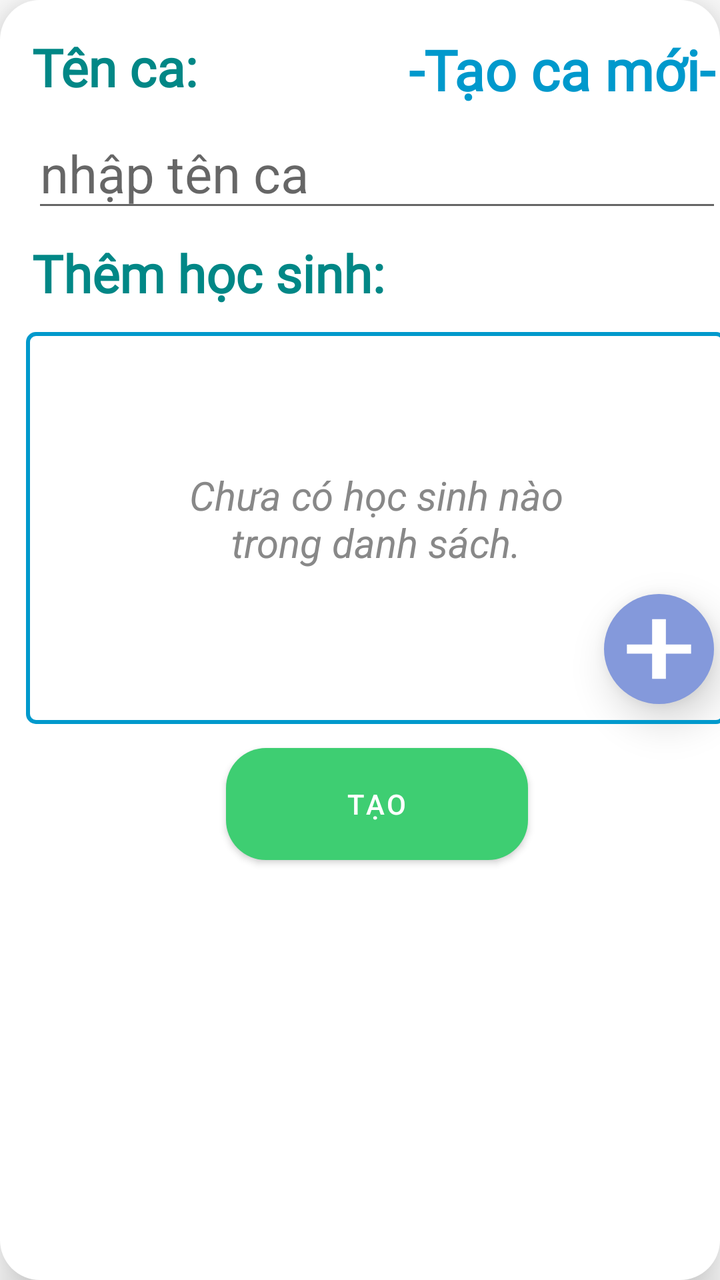
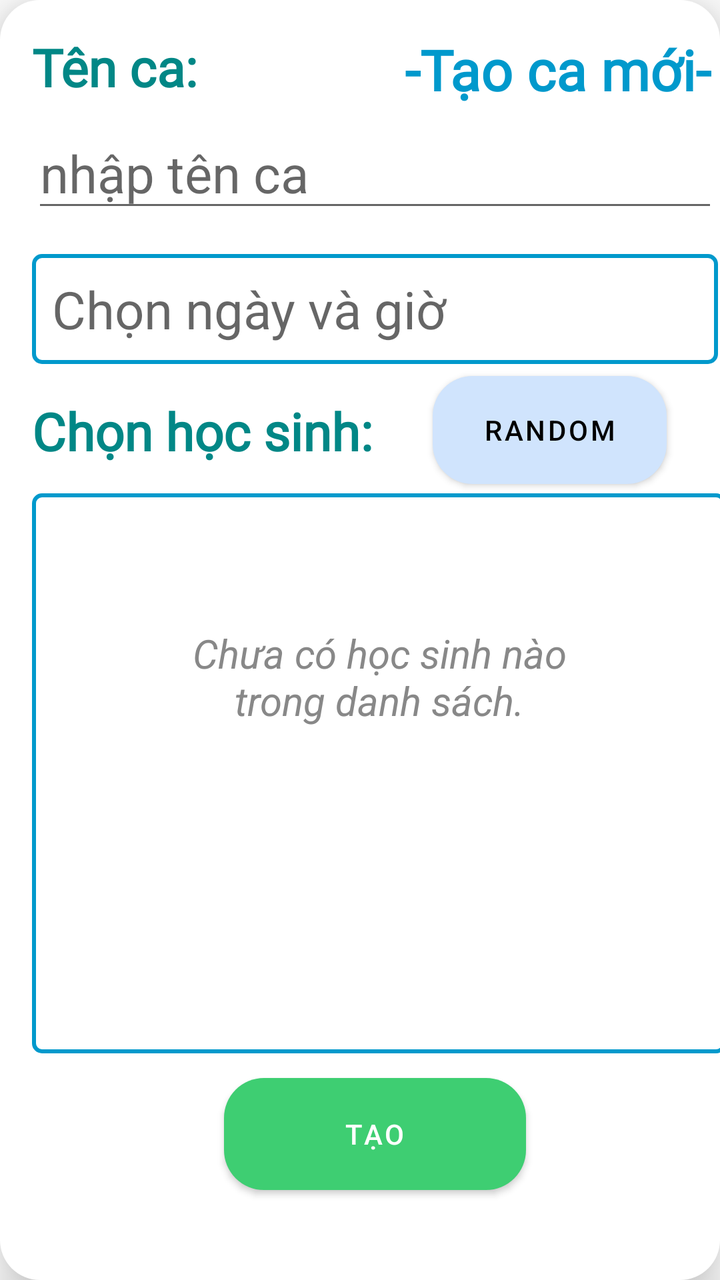

Before-and-after screenshots of an Android layout around one commit, followed by the original layout XML and the change that was made.
<!-- AndroidManifest.xml: application theme Theme.SmartQuiz -->
<!-- res/layout/dialog_teacher_assessment_session.xml -->
<?xml version="1.0" encoding="utf-8"?>
<androidx.constraintlayout.widget.ConstraintLayout xmlns:android="http://schemas.android.com/apk/res/android"
    xmlns:app="http://schemas.android.com/apk/res-auto"
    xmlns:tools="http://schemas.android.com/tools"
    android:id="@+id/main"
    android:layout_width="wrap_content"
    android:layout_height="wrap_content"
    android:background="@drawable/white_box"
    android:elevation="8dp"
    android:translationZ="6dp">

    <androidx.constraintlayout.widget.ConstraintLayout
        android:id="@+id/constraintLayout4"
        android:layout_width="377dp"
        android:layout_height="442dp"
        app:layout_constraintBottom_toBottomOf="parent"
        app:layout_constraintEnd_toEndOf="parent"
        app:layout_constraintHorizontal_bias="0.0"
        app:layout_constraintStart_toStartOf="parent"
        app:layout_constraintTop_toTopOf="parent"
        app:layout_constraintVertical_bias="0.0">

        <TextView
            android:id="@+id/textView13"
            android:layout_width="wrap_content"
            android:layout_height="wrap_content"
            android:layout_marginTop="16dp"
            android:fontFamily="@font/be_vietnam_pro_light_italic"
            android:text="-Tạo ca mới-"
            android:textColor="@android:color/holo_blue_dark"
            android:textSize="28sp"
            android:textStyle="bold"
            app:layout_constraintEnd_toEndOf="parent"
            app:layout_constraintHorizontal_bias="0.913"
            app:layout_constraintStart_toStartOf="parent"
            app:layout_constraintTop_toTopOf="parent" />

        <TextView
            android:id="@+id/textView14"
            android:layout_width="wrap_content"
            android:layout_height="wrap_content"
            android:layout_marginStart="16dp"
            android:layout_marginTop="16dp"
            android:fontFamily="@font/be_vietnam_pro_light_italic"
            android:text="Tên ca:"
            android:textColor="@color/teal_700"
            android:textSize="26sp"
            android:textStyle="bold"
            app:layout_constraintStart_toStartOf="parent"
            app:layout_constraintTop_toTopOf="parent" />

        <EditText
            android:id="@+id/classNameText"
            android:layout_width="0dp"
            android:layout_height="wrap_content"
            android:layout_marginStart="16dp"
            android:layout_marginTop="8dp"
            android:layout_marginEnd="16dp"
            android:ems="10"
            android:hint="nhập tên ca"
            android:inputType="text"
            android:textSize="26sp"
            app:layout_constraintEnd_toEndOf="parent"
            app:layout_constraintStart_toStartOf="parent"
            app:layout_constraintTop_toBottomOf="@+id/textView14" />

        <TextView
            android:id="@+id/textView15"
            android:layout_width="wrap_content"
            android:layout_height="wrap_content"
            android:layout_marginStart="16dp"
            android:layout_marginTop="8dp"
            android:fontFamily="@font/be_vietnam_pro_light_italic"
            android:text="Thêm học sinh:"
            android:textColor="@color/teal_700"
            android:textSize="26sp"
            android:textStyle="bold"
            app:layout_constraintStart_toStartOf="parent"
            app:layout_constraintTop_toBottomOf="@+id/classNameText" />

        <TextView
            android:id="@+id/emptyStateTextView"
            android:layout_width="200sp"
            android:layout_height="wrap_content"
            android:layout_marginStart="16dp"
            android:layout_marginTop="80dp"
            android:layout_marginEnd="16dp"
            android:layout_marginBottom="16dp"
            android:gravity="center"
            android:text="Chưa có học sinh nào trong danh sách."
            android:textColor="#888888"
            android:textSize="20sp"
            android:textStyle="italic"
            app:layout_constraintBottom_toBottomOf="@+id/scrollView4"
            app:layout_constraintEnd_toEndOf="@+id/scrollView4"
            app:layout_constraintStart_toStartOf="@+id/scrollView4"
            app:layout_constraintTop_toBottomOf="@+id/textView15"
            app:layout_constraintVertical_bias="0.0"
            tools:visibility="visible" />

        <ScrollView
            android:id="@+id/scrollView4"
            android:layout_width="350dp"
            android:layout_height="196dp"
            android:layout_marginStart="16dp"
            android:layout_marginTop="12dp"
            android:layout_marginEnd="16dp"
            android:layout_marginBottom="60dp"
            android:background="@drawable/border"
            android:elevation="6dp"
            android:translationZ="6dp"
            app:layout_constraintBottom_toBottomOf="parent"
            app:layout_constraintEnd_toEndOf="parent"
            app:layout_constraintHorizontal_bias="0.6"
            app:layout_constraintStart_toStartOf="parent"
            app:layout_constraintTop_toBottomOf="@+id/textView15"
            app:layout_constraintVertical_bias="0.0">

            <LinearLayout
                android:id="@+id/exam_list"
                android:layout_width="match_parent"
                android:layout_height="wrap_content"
                android:orientation="vertical" />
        </ScrollView>

        <ImageButton
            android:id="@+id/add_btnStudent"
            android:layout_width="55dp"
            android:layout_height="55dp"
            android:layout_marginEnd="20sp"
            android:layout_marginBottom="10sp"
            android:background="@drawable/circle"
            android:contentDescription="Add New Item"
            android:elevation="6dp"
            android:scaleType="fitCenter"
            android:src="@drawable/baseline_add_24"
            android:translationZ="6dp"
            app:layout_constraintBottom_toBottomOf="@+id/scrollView4"
            app:layout_constraintEnd_toEndOf="parent" />

        <Button
            android:id="@+id/submit_create_ExamBtn"
            android:layout_width="151dp"
            android:layout_height="56dp"
            android:background="@drawable/green_box"
            android:text="Tạo"
            app:backgroundTint="@null"
            app:layout_constraintBottom_toBottomOf="parent"
            app:layout_constraintEnd_toEndOf="parent"
            app:layout_constraintStart_toStartOf="parent"
            app:layout_constraintTop_toBottomOf="@+id/scrollView4" />

    </androidx.constraintlayout.widget.ConstraintLayout>

</androidx.constraintlayout.widget.ConstraintLayout>
<!-- resources referenced by this layout -->
<resources>
  <color name="teal_700">#FF018786</color>
  <!-- drawable baseline_add_24 (drawable) -->
  <vector xmlns:android="http://schemas.android.com/apk/res/android"
      android:width="24dp"
      android:height="24dp"
      android:viewportWidth="24"
      android:viewportHeight="24"
      android:tint="@android:color/white"> 
  
      
      
      <path
          android:fillColor="@android:color/white"
          android:pathData="M19,13H13.5V18.5H10.5V13H5V11H10.5V5.5H13.5V11H19V13Z"/>
  
  </vector>
  <!-- drawable border (drawable) -->
  <?xml version="1.0" encoding="utf-8"?>
  <shape xmlns:android="http://schemas.android.com/apk/res/android">
      <solid android:color="@android:color/transparent" />
      <stroke
          android:width="2dp"
          android:color="@android:color/holo_blue_dark" />
      <corners android:radius="4dp" />
  </shape>
  <!-- drawable circle (drawable) -->
  <?xml version="1.0" encoding="utf-8"?>
  <shape xmlns:android="http://schemas.android.com/apk/res/android"
      android:shape="oval">
      <solid android:color="@color/dark_blue"/>
  </shape>
  <!-- drawable green_box (drawable) -->
  <?xml version="1.0" encoding="utf-8"?>
  <shape xmlns:android="http://schemas.android.com/apk/res/android"
      android:shape="rectangle">
      <solid android:color="@color/green"/>
      <corners android:radius="20dp"/>
  </shape>
  <!-- drawable white_box (drawable) -->
  <?xml version="1.0" encoding="utf-8"?>
  <shape xmlns:android="http://schemas.android.com/apk/res/android"
      android:shape="rectangle">
      <solid android:color="@color/white"/>
      <corners android:radius="20dp"/>
  </shape>
  <style name="Theme.SmartQuiz" parent="Theme.MaterialComponents.DayNight.DarkActionBar">
          
          <item name="colorPrimary">@color/purple_500</item>
          <item name="colorPrimaryVariant">@color/purple_700</item>
          <item name="colorOnPrimary">@color/white</item>
          
          <item name="colorSecondary">@color/teal_200</item>
          <item name="colorSecondaryVariant">@color/teal_700</item>
          <item name="colorOnSecondary">@color/black</item>
          
          <item name="android:statusBarColor">?attr/colorPrimaryVariant</item>
          
      </style>
  <color name="dark_blue">#8499DB</color>
  <color name="green">#3ECE72</color>
  <color name="white">#FFFFFFFF</color>
  <color name="purple_500">#FF6200EE</color>
  <color name="purple_700">#FF3700B3</color>
  <color name="teal_200">#FF03DAC5</color>
  <color name="black">#FF000000</color>
</resources>

<!-- the commit's change to res/layout/dialog_teacher_assessment_session.xml (unified diff, before → after) -->
@@ -11,8 +11,8 @@
 
     <androidx.constraintlayout.widget.ConstraintLayout
         android:id="@+id/constraintLayout4"
-        android:layout_width="377dp"
-        android:layout_height="442dp"
+        android:layout_width="375dp"
+        android:layout_height="607dp"
         app:layout_constraintBottom_toBottomOf="parent"
         app:layout_constraintEnd_toEndOf="parent"
         app:layout_constraintHorizontal_bias="0.0"
@@ -50,7 +50,7 @@
             app:layout_constraintTop_toTopOf="parent" />
 
         <EditText
-            android:id="@+id/classNameText"
+            android:id="@+id/ExamNameText"
             android:layout_width="0dp"
             android:layout_height="wrap_content"
             android:layout_marginStart="16dp"
@@ -65,18 +65,34 @@
             app:layout_constraintTop_toBottomOf="@+id/textView14" />
 
         <TextView
+            android:id="@+id/textViewSelectDateTime"
+            android:layout_width="0dp"
+            android:layout_height="wrap_content"
+            android:layout_marginStart="16dp"
+            android:layout_marginTop="16dp"
+            android:layout_marginEnd="16dp"
+            android:background="@drawable/border"
+            android:gravity="center_vertical"
+            android:hint="Chọn ngày và giờ"
+            android:padding="10dp"
+            android:textSize="26sp"
+            app:layout_constraintEnd_toEndOf="parent"
+            app:layout_constraintStart_toStartOf="parent"
+            app:layout_constraintTop_toBottomOf="@+id/ExamNameText" />
+
+        <TextView
             android:id="@+id/textView15"
             android:layout_width="wrap_content"
             android:layout_height="wrap_content"
             android:layout_marginStart="16dp"
-            android:layout_marginTop="8dp"
+            android:layout_marginTop="16dp"
             android:fontFamily="@font/be_vietnam_pro_light_italic"
-            android:text="Thêm học sinh:"
+            android:text="Chọn học sinh:"
             android:textColor="@color/teal_700"
             android:textSize="26sp"
             android:textStyle="bold"
             app:layout_constraintStart_toStartOf="parent"
-            app:layout_constraintTop_toBottomOf="@+id/classNameText" />
+            app:layout_constraintTop_toBottomOf="@+id/textViewSelectDateTime" />
 
         <TextView
             android:id="@+id/emptyStateTextView"
@@ -100,8 +116,8 @@
 
         <ScrollView
             android:id="@+id/scrollView4"
-            android:layout_width="350dp"
-            android:layout_height="196dp"
+            android:layout_width="347dp"
+            android:layout_height="280dp"
             android:layout_marginStart="16dp"
             android:layout_marginTop="12dp"
             android:layout_marginEnd="16dp"
@@ -111,35 +127,22 @@
             android:translationZ="6dp"
             app:layout_constraintBottom_toBottomOf="parent"
             app:layout_constraintEnd_toEndOf="parent"
-            app:layout_constraintHorizontal_bias="0.6"
+            app:layout_constraintHorizontal_bias="0.0"
             app:layout_constraintStart_toStartOf="parent"
             app:layout_constraintTop_toBottomOf="@+id/textView15"
-            app:layout_constraintVertical_bias="0.0">
+            app:layout_constraintVertical_bias="0.076">
 
             <LinearLayout
-                android:id="@+id/exam_list"
+                android:id="@+id/list_exam_dialog"
                 android:layout_width="match_parent"
                 android:layout_height="wrap_content"
-                android:orientation="vertical" />
+                android:orientation="vertical">
+
+            </LinearLayout>
         </ScrollView>
 
-        <ImageButton
-            android:id="@+id/add_btnStudent"
-            android:layout_width="55dp"
-            android:layout_height="55dp"
-            android:layout_marginEnd="20sp"
-            android:layout_marginBottom="10sp"
-            android:background="@drawable/circle"
-            android:contentDescription="Add New Item"
-            android:elevation="6dp"
-            android:scaleType="fitCenter"
-            android:src="@drawable/baseline_add_24"
-            android:translationZ="6dp"
-            app:layout_constraintBottom_toBottomOf="@+id/scrollView4"
-            app:layout_constraintEnd_toEndOf="parent" />
-
         <Button
-            android:id="@+id/submit_create_ExamBtn"
+            android:id="@+id/submit_create_SessionBtn2"
             android:layout_width="151dp"
             android:layout_height="56dp"
             android:background="@drawable/green_box"
@@ -150,6 +153,22 @@
             app:layout_constraintStart_toStartOf="parent"
             app:layout_constraintTop_toBottomOf="@+id/scrollView4" />
 
+        <Button
+            android:id="@+id/randomBtn"
+            android:layout_width="117dp"
+            android:layout_height="54dp"
+            android:layout_marginTop="6sp"
+            android:background="@drawable/light_blue"
+            android:text="random"
+            android:textColor="@color/black"
+            app:backgroundTint="@null"
+            app:layout_constraintBottom_toTopOf="@+id/scrollView4"
+            app:layout_constraintEnd_toEndOf="parent"
+            app:layout_constraintHorizontal_bias="0.419"
+            app:layout_constraintStart_toEndOf="@+id/textView15"
+            app:layout_constraintTop_toBottomOf="@+id/textViewSelectDateTime"
+            app:layout_constraintVertical_bias="0.0" />
+
     </androidx.constraintlayout.widget.ConstraintLayout>
 
 </androidx.constraintlayout.widget.ConstraintLayout>
<!-- resource entries referenced after the edit -->
@@ -1,21 +1,6 @@
 <!-- resources referenced by this layout -->
 <resources>
   <color name="teal_700">#FF018786</color>
-  <!-- drawable baseline_add_24 (drawable) -->
-  <vector xmlns:android="http://schemas.android.com/apk/res/android"
-      android:width="24dp"
-      android:height="24dp"
-      android:viewportWidth="24"
-      android:viewportHeight="24"
-      android:tint="@android:color/white"> 
-  
-      
-      
-      <path
-          android:fillColor="@android:color/white"
-          android:pathData="M19,13H13.5V18.5H10.5V13H5V11H10.5V5.5H13.5V11H19V13Z"/>
-  
-  </vector>
   <!-- drawable border (drawable) -->
   <?xml version="1.0" encoding="utf-8"?>
   <shape xmlns:android="http://schemas.android.com/apk/res/android">
@@ -25,17 +10,18 @@
           android:color="@android:color/holo_blue_dark" />
       <corners android:radius="4dp" />
   </shape>
-  <!-- drawable circle (drawable) -->
-  <?xml version="1.0" encoding="utf-8"?>
-  <shape xmlns:android="http://schemas.android.com/apk/res/android"
-      android:shape="oval">
-      <solid android:color="@color/dark_blue"/>
-  </shape>
   <!-- drawable green_box (drawable) -->
   <?xml version="1.0" encoding="utf-8"?>
   <shape xmlns:android="http://schemas.android.com/apk/res/android"
       android:shape="rectangle">
       <solid android:color="@color/green"/>
+      <corners android:radius="20dp"/>
+  </shape>
+  <!-- drawable light_blue (drawable) -->
+  <?xml version="1.0" encoding="utf-8"?>
+  <shape xmlns:android="http://schemas.android.com/apk/res/android"
+      android:shape="rectangle">
+      <solid android:color="@color/light_blue"/>
       <corners android:radius="20dp"/>
   </shape>
   <!-- drawable white_box (drawable) -->
@@ -58,8 +44,8 @@
           <item name="android:statusBarColor">?attr/colorPrimaryVariant</item>
           
       </style>
-  <color name="dark_blue">#8499DB</color>
   <color name="green">#3ECE72</color>
+  <color name="light_blue">#D0E4FD</color>
   <color name="white">#FFFFFFFF</color>
   <color name="purple_500">#FF6200EE</color>
   <color name="purple_700">#FF3700B3</color>
